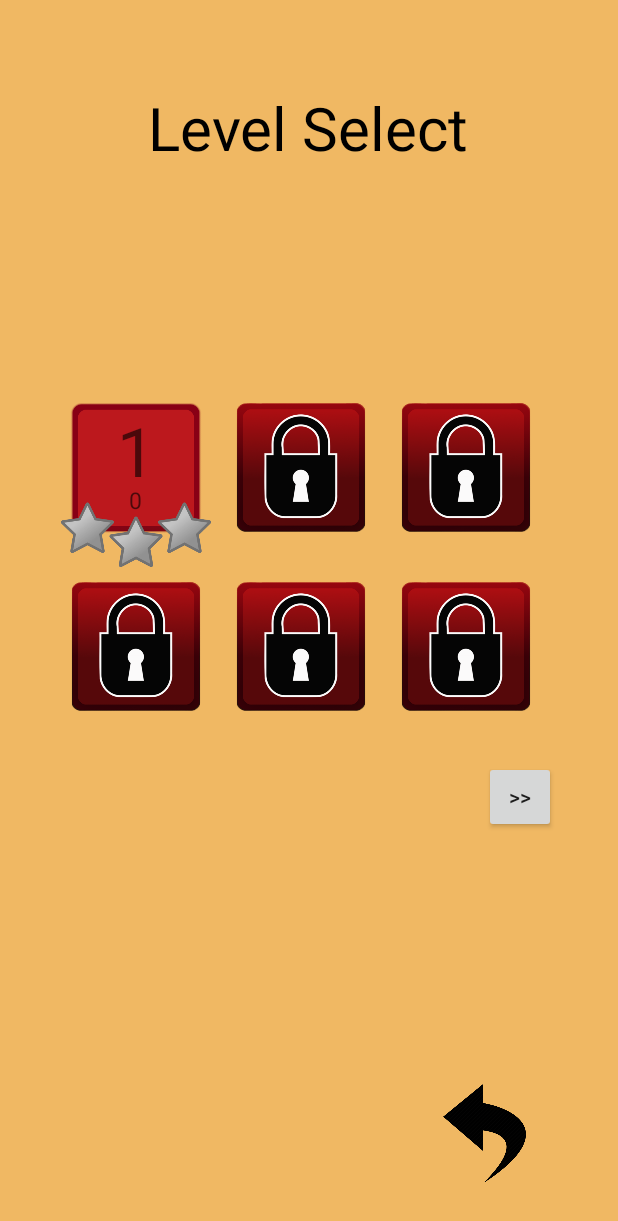
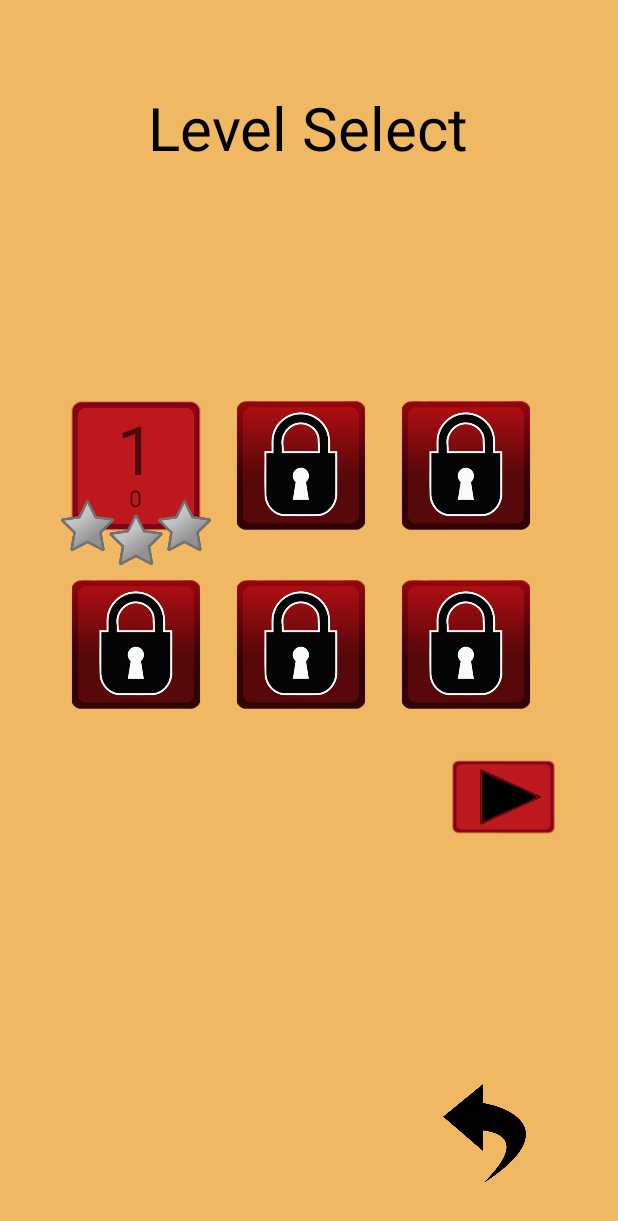
Before and after one commit to GovertJaap/On-The-Spot, an Android app: the LvlSelectActivity screen opened directly, with no data from a screen before it, on a phone screen of 412 x 824 dp. Shown: the top 1221 px of the screen. Run offline under Robolectric (Android 15) with nearby library versions, the phone set to English and light mode, and no system bars.

Commit message:
TestBuild 1.21
Level select is no longer buggy when changing levels, and buttons have
been replaced with imagebuttons.

```diff
--- a/app/src/main/java/com/example/android/onthespot/LvlSelectActivity.java
+++ b/app/src/main/java/com/example/android/onthespot/LvlSelectActivity.java
@@ -152,7 +152,7 @@
         }
     }
     private void switchLvlButton1() {
-        Button button = (Button) findViewById(R.id.switchlvlbutton1);
+        ImageButton button = (ImageButton) findViewById(R.id.switchlvlbutton1);
         button.setOnClickListener(new View.OnClickListener() {
             @Override
             public void onClick(View view) {
@@ -163,35 +163,32 @@
                 ).scaleX(1).scaleY(1).translationX(0).translationY(0).withEndAction(new Runnable() {
                     @Override
                     public void run() {
+                        grid1.setVisibility(View.INVISIBLE);
+                        grid2.setVisibility(View.VISIBLE);
                         grid2.setTranslationX(+1 * grid2.getWidth());
                         grid2.animate().setDuration(500).translationX(0).alpha(1);
                     }
                 });
-                grid1.setVisibility(View.INVISIBLE);
-                grid2.setVisibility(View.VISIBLE);
             }
         });
     }
     private void switchLvlButton2() {
-        Button button = (Button) findViewById(R.id.switchlvlbutton2);
+        ImageButton button = (ImageButton) findViewById(R.id.switchlvlbutton2);
         button.setOnClickListener(new View.OnClickListener() {
             @Override
             public void onClick(View view) {
                 final GridLayout grid1 = (GridLayout) findViewById(R.id.gridLvlSelect1);
                 final GridLayout grid2 = (GridLayout) findViewById(R.id.gridLvlSelect2);
-
-
-
                 grid1.animate().setDuration(0
                 ).scaleX(1).scaleY(1).translationX(0).translationY(0).withEndAction(new Runnable() {
                     @Override
                     public void run() {
+                        grid2.setVisibility(View.INVISIBLE);
+                        grid1.setVisibility(View.VISIBLE);
                         grid1.setTranslationX(-1 * grid1.getWidth());
                         grid1.animate().setDuration(500).translationX(0).alpha(1);
                     }
                 });
-                grid2.setVisibility(View.INVISIBLE);
-                grid1.setVisibility(View.VISIBLE);
             }
         });
     }
--- a/app/src/main/res/layout/activity_lvl_select.xml
+++ b/app/src/main/res/layout/activity_lvl_select.xml
@@ -255,11 +255,10 @@
             android:layout_marginRight="10dp"
             android:layout_marginBottom="10dp"/>
 
-        <Button
-            style="?android:attr/buttonStyleSmall"
-            android:layout_width="wrap_content"
-            android:layout_height="wrap_content"
-            android:text=">>"
+        <ImageButton
+            android:layout_width="70dp"
+            android:layout_height="50dp"
+            android:background="@drawable/slideright"
             android:id="@+id/switchlvlbutton1"
             android:layout_below="@+id/gridLvlSelect1"
             android:layout_alignParentLeft="true"
@@ -518,11 +517,11 @@
             android:layout_marginRight="10dp"
             android:layout_marginBottom="10dp"/>
 
-        <Button
+        <ImageButton
             style="?android:attr/buttonStyleSmall"
-            android:layout_width="wrap_content"
-            android:layout_height="wrap_content"
-            android:text="left"
+            android:layout_width="70dp"
+            android:layout_height="50dp"
+            android:background="@drawable/slideleft"
             android:id="@+id/switchlvlbutton2"
             android:layout_below="@+id/gridLvlSelect2"
             android:layout_alignParentLeft="true"
```
Also changed, not shown: app/src/main/res/drawable/slideleft.png (added), app/src/main/res/drawable/slideright.png (added), 1 other file.
